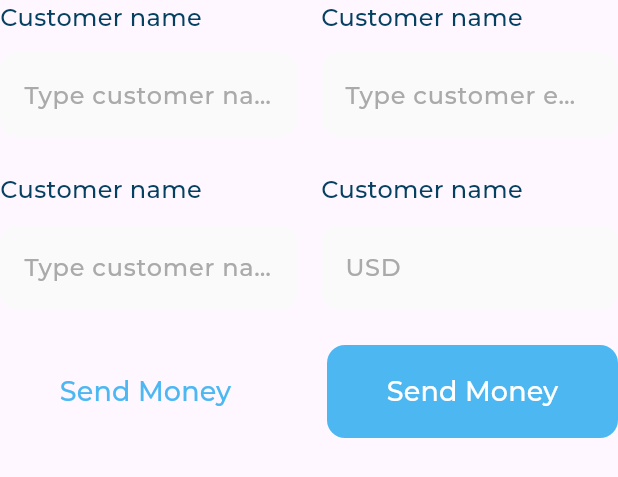
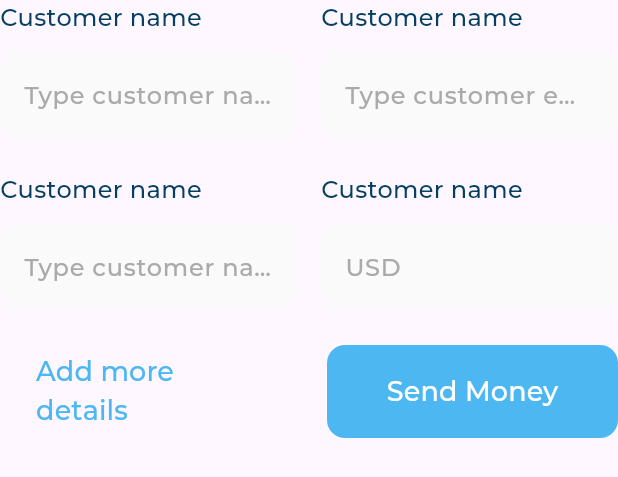
Before and after one commit to engbasel/Admin-Dashboard-Responsive, a Flutter app: the QuickInvoiceForm widget shown alone on an empty page, opened directly, on a phone screen of 412 x 824 dp. Shown: the top 477 px of the screen. Run offline on Flutter 3.47's test engine with Material 3 defaults, Android fonts, the phone set to English and light mode, and no system bars; our stand-ins replace flutter_svg; project files that could hold a hidden picture were left out.

```diff
--- a/lib/viwes/dashboard_viwe.dart
+++ b/lib/viwes/dashboard_viwe.dart
@@ -1,6 +1,6 @@
 import 'package:flutter/material.dart';
 import 'package:responsive_dashboard/widgets/Genral/adaptive_layout_widget.dart';
-import 'package:responsive_dashboard/widgets/Drawer/DashboardDesktopLayoutViwe.dart';
+import 'package:responsive_dashboard/widgets/Genral/DashboardDesktopLayoutViwe.dart';
 
 class DashBoard_view extends StatelessWidget {
   const DashBoard_view({super.key});
--- a/lib/widgets/Quickinvoice/CoustomButton.dart
+++ b/lib/widgets/Quickinvoice/CoustomButton.dart
@@ -2,9 +2,11 @@ import 'package:flutter/material.dart';
 import 'package:responsive_dashboard/utils/appStay.dart';
 
 class CustomButton extends StatelessWidget {
-  const CustomButton({super.key, this.backgourndColor, this.textColor});
+  const CustomButton(
+      {super.key, this.backgourndColor, this.textColor, required this.text});
 
   final Color? backgourndColor, textColor;
+  final String text;
   @override
   Widget build(BuildContext context) {
     return SizedBox(
@@ -19,7 +21,7 @@ class CustomButton extends StatelessWidget {
         ),
         onPressed: () {},
         child: Text(
-          'Send Money',
+          text,
           style: AppStyles.styleSemiBold18(context).copyWith(
             color: textColor,
           ),
--- a/lib/widgets/Quickinvoice/quick_invoice_form.dart
+++ b/lib/widgets/Quickinvoice/quick_invoice_form.dart
@@ -46,6 +46,7 @@ class QuickInvoiceForm extends StatelessWidget {
           children: [
             Expanded(
               child: CustomButton(
+                text: 'Add more details',
                 textColor: Color(0xFF4DB7F2),
                 backgourndColor: Colors.transparent,
               ),
@@ -54,7 +55,9 @@ class QuickInvoiceForm extends StatelessWidget {
               width: 24,
             ),
             Expanded(
-              child: CustomButton(),
+              child: CustomButton(
+                text: 'Send Money',
+              ),
             ),
           ],
         )
```
Also changed, not shown: lib/widgets/Genral/DashboardDesktopLayoutViwe.dart (renamed from lib/widgets/Drawer/DashboardDesktopLayoutViwe.dart, +2 -9 lines), lib/widgets/Genral/QuickInvoiceAndAllExpenses.dart (added, +22 -0 lines).
